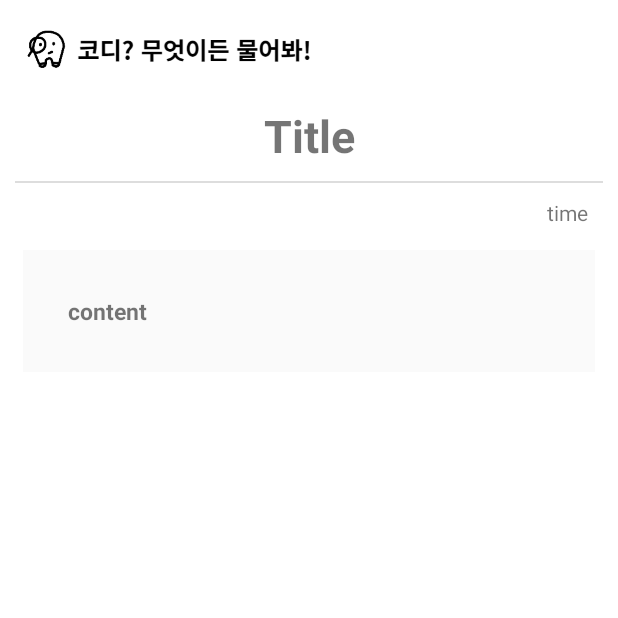
After one commit to 2384320/Board, an Android app: the BoardDetailActivity screen opened directly, with no data from a screen before it, on a phone screen of 412 x 824 dp, the top half of it. The commit adds this screen. Run offline under Robolectric (Android 15) with nearby library versions, the phone set to English and light mode, and no system bars; 5 statements that could not run were skipped.

Commit message:
add talk_detail_board

```diff
--- a/app/src/main/AndroidManifest.xml
+++ b/app/src/main/AndroidManifest.xml
@@ -17,8 +17,14 @@
         android:supportsRtl="true"
         android:theme="@style/Theme.MySoleLife"
         tools:targetApi="31">
-        <service android:name="com.amazonaws.mobileconnectors.s3.transferutility.TransferService"
+        <activity
+            android:name=".board.BoardDetailActivity"
+            android:exported="false" />
+
+        <service
+            android:name="com.amazonaws.mobileconnectors.s3.transferutility.TransferService"
             android:enabled="true" />
+
         <activity
             android:name=".auth.OkActivity"
             android:exported="false" />
@@ -63,7 +69,6 @@
             <meta-data
                 android:name="android.app.lib_name"
                 android:value="" />
-
         </activity>
         <activity
             android:name=".auth.IntroActivity"
--- /dev/null
+++ b/app/src/main/java/com/dongyang/mysolelife/board/BoardDetailActivity.kt
@@ -0,0 +1,27 @@
+package com.dongyang.mysolelife.board
+
+import androidx.appcompat.app.AppCompatActivity
+import android.os.Bundle
+import android.util.Log
+import android.widget.TextView
+import com.dongyang.mysolelife.R
+import kotlinx.android.synthetic.main.activity_board_detail.*
+import kotlinx.android.synthetic.main.content_rv_item.*
+
+class BoardDetailActivity : AppCompatActivity() {
+    override fun onCreate(savedInstanceState: Bundle?) {
+        super.onCreate(savedInstanceState)
+        setContentView(R.layout.activity_board_detail)
+
+        val boardData = intent.getSerializableExtra("info") as BoardModel
+
+        Log.d("태그", boardData.toString())
+        val title : TextView = findViewById(R.id.title)
+        val content : TextView = findViewById(R.id.content)
+        val time : TextView = findViewById(R.id.title)
+
+        title.text = boardData.title
+        content.text = boardData.content
+        time.text = boardData.time
+    }
+}
--- a/app/src/main/java/com/dongyang/mysolelife/board/BoardModel.kt
+++ b/app/src/main/java/com/dongyang/mysolelife/board/BoardModel.kt
@@ -1,4 +1,6 @@
 package com.dongyang.mysolelife.board
+
+import java.io.Serializable
 
 data class BoardModel (
     val title : String?,
@@ -7,4 +9,4 @@ data class BoardModel (
     val uid : String?,
 
 
-    )
+    ) : Serializable
--- a/app/src/main/java/com/dongyang/mysolelife/fragments/TalkFragment.kt
+++ b/app/src/main/java/com/dongyang/mysolelife/fragments/TalkFragment.kt
@@ -1,16 +1,21 @@
 package com.dongyang.mysolelife.fragments
 
+import android.content.Context
 import android.content.Intent
 import android.os.AsyncTask
 import android.os.Bundle
-import androidx.fragment.app.Fragment
+import android.util.Log
 import android.view.LayoutInflater
 import android.view.View
 import android.view.ViewGroup
+import android.widget.AdapterView.OnItemClickListener
+import android.widget.Toast
 import androidx.databinding.DataBindingUtil
+import androidx.fragment.app.Fragment
 import androidx.navigation.findNavController
 import com.dongyang.mysolelife.R
 import com.dongyang.mysolelife.board.BoardAdapter
+import com.dongyang.mysolelife.board.BoardDetailActivity
 import com.dongyang.mysolelife.board.BoardModel
 import com.dongyang.mysolelife.board.BoardWriteActivity
 import com.dongyang.mysolelife.databinding.FragmentTalkBinding
@@ -20,10 +25,11 @@ import okhttp3.Response
 import org.json.JSONObject
 import java.io.IOException
 
+
 class TalkFragment : Fragment() {
 
     private lateinit var binding : FragmentTalkBinding
-
+    val datas = mutableListOf<BoardModel>()
     override fun onCreate(savedInstanceState: Bundle?) {
         super.onCreate(savedInstanceState)
 
@@ -56,6 +62,12 @@ class TalkFragment : Fragment() {
         val task:GetData = GetData()
         task.execute("https://ah25ys9ec9.execute-api.us-east-2.amazonaws.com/default/BoardCommunityGetData")
 
+        binding.boardListView.setOnItemClickListener { adapterView, view, i, l ->
+            val clickedItem = datas[i]
+            val myIntent = Intent(context, BoardDetailActivity::class.java)
+            myIntent.putExtra("info", clickedItem)
+            startActivity(myIntent)
+        }
 
         return binding.root
     }
@@ -66,7 +78,7 @@ class TalkFragment : Fragment() {
             super.onPostExecute(result)
 
             //리스트 새로고침
-            val datas = mutableListOf<BoardModel>()
+
             val data = JSONObject(result).getString("body")
             val items = JSONObject(data).getJSONArray("Items")
 
--- /dev/null
+++ b/app/src/main/res/layout/activity_board_detail.xml
@@ -0,0 +1,81 @@
+<?xml version="1.0" encoding="utf-8"?>
+<LinearLayout xmlns:android="http://schemas.android.com/apk/res/android"
+    xmlns:app="http://schemas.android.com/apk/res-auto"
+    xmlns:tools="http://schemas.android.com/tools"
+    android:layout_width="match_parent"
+    android:layout_height="match_parent"
+    tools:context=".board.BoardDetailActivity"
+    android:orientation="vertical"
+    android:background="#FFFFFF">
+
+    <androidx.constraintlayout.widget.ConstraintLayout
+        android:id="@+id/topBar"
+        android:layout_width="match_parent"
+        android:layout_height="60dp"
+        app:layout_constraintTop_toTopOf="parent"
+        android:background="#FFFFFF">
+
+        <ImageView
+            android:layout_width="210dp"
+            android:layout_height="50dp"
+            android:layout_margin="8dp"
+            android:src="@drawable/min_logo2"
+            app:layout_constraintStart_toStartOf="parent"
+            app:layout_constraintTop_toTopOf="parent"/>
+
+    </androidx.constraintlayout.widget.ConstraintLayout>
+
+    <LinearLayout
+        android:layout_width="match_parent"
+        android:layout_height="match_parent"
+        android:orientation="vertical">
+
+        <TextView
+            android:id="@+id/title"
+            android:layout_width="match_parent"
+            android:layout_height="wrap_content"
+            android:text="Title"
+            android:layout_marginTop="10dp"
+            android:gravity="center"
+            android:textSize="30dp"
+            android:textStyle="bold" />
+
+        <View
+            android:layout_width="match_parent"
+            android:layout_height="1dp"
+            android:background="#DDDDDD"
+            android:layout_margin="10dp"/>
+
+        <TextView
+            android:id="@+id/time"
+            android:layout_width="match_parent"
+            android:layout_height="wrap_content"
+            android:text="time"
+            android:gravity="end"
+            android:layout_marginEnd="20dp"/>
+
+        <LinearLayout
+            android:layout_width="match_parent"
+            android:layout_height="wrap_content"
+            android:orientation="vertical"
+            android:layout_margin="15dp"
+            android:background="#FAFAFA">
+
+            <TextView
+                android:id="@+id/content"
+                android:layout_width="match_parent"
+                android:layout_height="wrap_content"
+                android:text="content"
+                android:layout_margin="30dp"
+                android:textSize="15dp"
+                android:textStyle="bold" />
+
+        </LinearLayout>
+
+    </LinearLayout>
+
+
+
+
+
+</LinearLayout>
--- a/app/src/main/res/layout/activity_main.xml
+++ b/app/src/main/res/layout/activity_main.xml
@@ -20,14 +20,6 @@
             app:layout_constraintStart_toStartOf="parent"
             app:layout_constraintTop_toTopOf="parent"/>
 
-        <ImageView
-            android:layout_width="30dp"
-            android:layout_height="30dp"
-            android:layout_marginTop="15dp"
-            android:layout_marginRight="20dp"
-            android:src="@drawable/main_menu"
-            app:layout_constraintEnd_toEndOf="parent"
-            app:layout_constraintTop_toTopOf="parent"/>
     </androidx.constraintlayout.widget.ConstraintLayout>
 
     <LinearLayout
```
